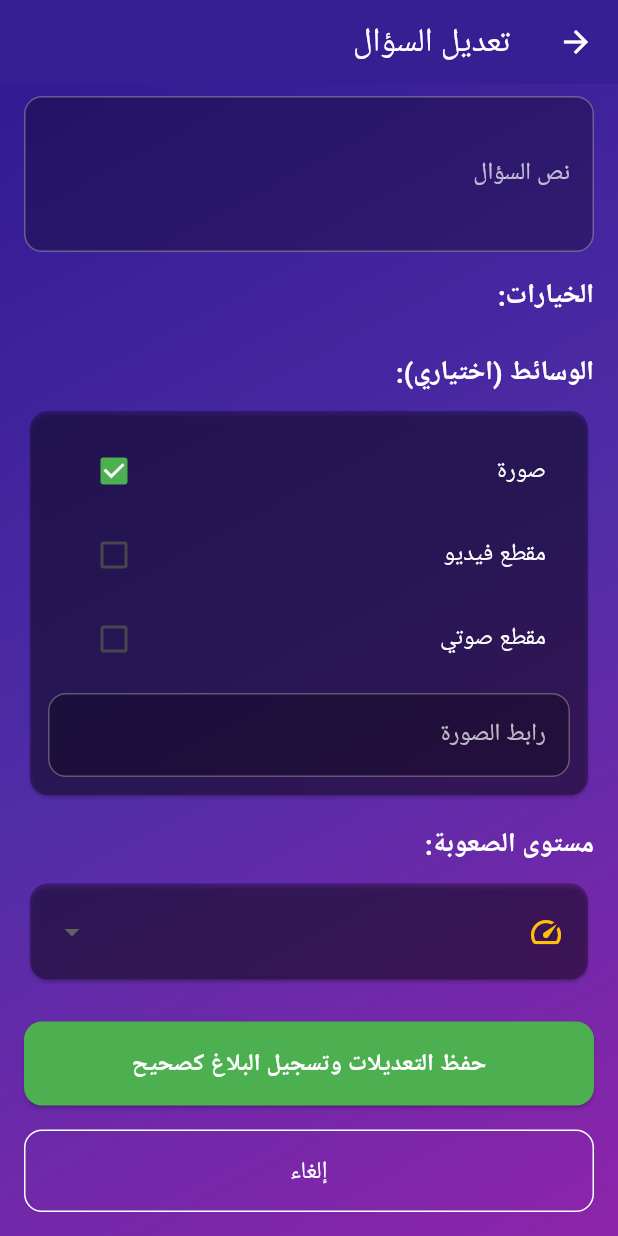
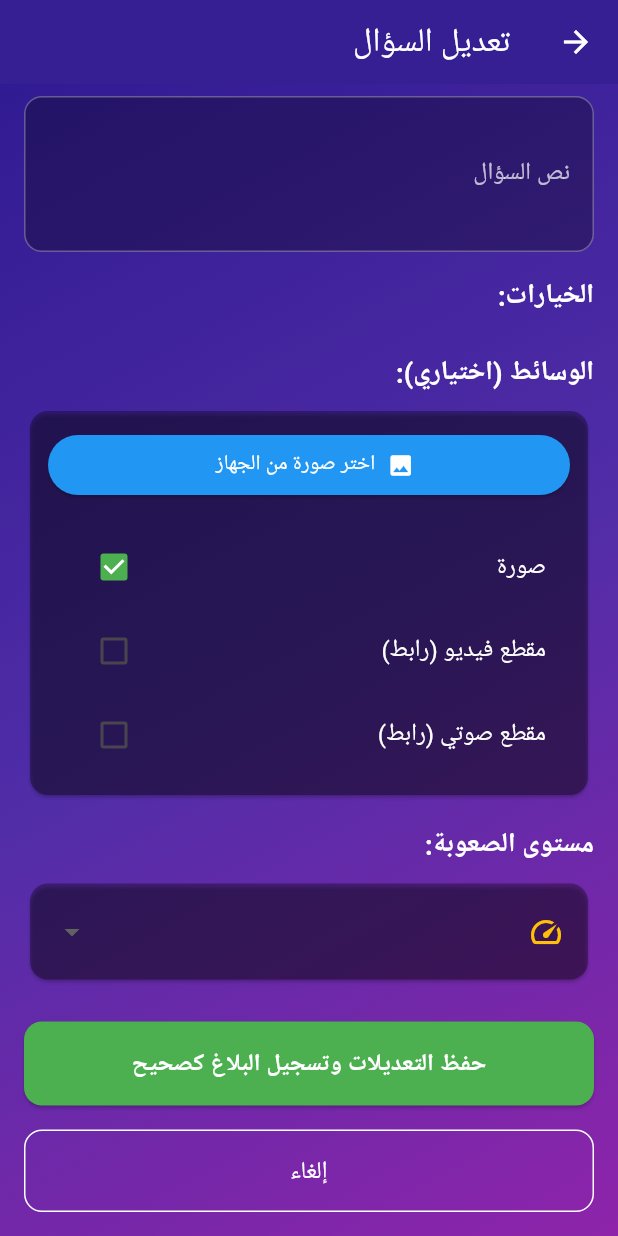
Before and after one commit to abdulmalik-0/nibras-app, a Flutter app: the EditQuestionPage screen opened directly with empty values, scrolled down 73 dp, after a tap on "صورة", on a phone screen of 412 x 824 dp. Run offline on Flutter 3.47's test engine with Material 3 defaults, Android fonts, the phone set to English and light mode, and no system bars; our stand-ins replace firebase_core, flutter_dotenv, flutter_svg, google_fonts, image_picker, supabase_flutter; accounts and stored records are empty; Roboto replaces fonts that are missing (Cairo).

Commit message:
Fix build secrets and add image upload

```diff
--- a/lib/screens/edit_question_page.dart
+++ b/lib/screens/edit_question_page.dart
@@ -2,6 +2,7 @@ import 'package:flutter/material.dart';
 import '../models/question_model.dart';
 import '../services/supabase_service.dart';
 import '../services/auth_service.dart';
+import '../services/storage_service.dart';
 
 class EditQuestionPage extends StatefulWidget {
   final QuestionModel question;
@@ -21,6 +22,7 @@ class _EditQuestionPageState extends State<EditQuestionPage> {
   final _formKey = GlobalKey<FormState>();
   final _supabaseService = SupabaseService();
   final _authService = AuthService();
+  final _storageService = StorageService(); // Add this
 
   late TextEditingController _questionController;
   late List<TextEditingController> _optionControllers;
@@ -30,6 +32,31 @@ class _EditQuestionPageState extends State<EditQuestionPage> {
   String? _selectedMediaType; // 'image', 'video', 'audio', or null
   String _selectedDifficulty = 'medium'; // 'easy', 'medium', 'hard'
   bool _isLoading = false;
+
+  // Add this method
+  Future<void> _pickImage() async {
+    try {
+      final image = await _storageService.pickImage();
+      if (image != null) {
+        setState(() => _isLoading = true);
+        final imageUrl = await _storageService.uploadImage(image);
+        if (imageUrl != null) {
+          setState(() {
+            _mediaUrlController.text = imageUrl;
+            _selectedMediaType = 'image';
+          });
+        }
+        setState(() => _isLoading = false);
+      }
+    } catch (e) {
+      setState(() => _isLoading = false);
+      if (mounted) {
+        ScaffoldMessenger.of(context).showSnackBar(
+          SnackBar(content: Text('Error picking image: $e')),
+        );
+      }
+    }
+  }
 
   @override
   void initState() {
@@ -223,37 +250,95 @@ class _EditQuestionPageState extends State<EditQuestionPage> {
                   padding: const EdgeInsets.all(12),
                   child: Column(
                     children: [
+                      // Image Picker Button
+                      if (_selectedMediaType == 'image') ...[
+                        if (_mediaUrlController.text.isNotEmpty)
+                          Padding(
+                            padding: const EdgeInsets.only(bottom: 12),
+                            child: ClipRRect(
+                              borderRadius: BorderRadius.circular(8),
+                              child: Image.network(
+                                _mediaUrlController.text,
+                                height: 200,
+                                width: double.infinity,
+                                fit: BoxFit.cover,
+                                errorBuilder: (context, error, stackTrace) {
+                                  return Container(
+                                    height: 200,
+                                    color: Colors.grey.shade800,
+                                    child: const Center(
+                                      child: Icon(Icons.error, color: Colors.red),
+                                    ),
+                                  );
+                                },
+                              ),
+                            ),
+                          ),
+                        Row(
+                          children: [
+                            Expanded(
+                              child: ElevatedButton.icon(
+                                onPressed: _pickImage,
+                                icon: const Icon(Icons.image),
+                                label: const Text('اختر صورة من الجهاز'),
+                                style: ElevatedButton.styleFrom(
+                                  backgroundColor: Colors.blue,
+                                  foregroundColor: Colors.white,
+                                ),
+                              ),
+                            ),
+                            if (_mediaUrlController.text.isNotEmpty) ...[
+                              const SizedBox(width: 8),
+                              IconButton(
+                                onPressed: () {
+                                  setState(() {
+                                    _mediaUrlController.clear();
+                                  });
+                                },
+                                icon: const Icon(Icons.delete, color: Colors.red),
+                              ),
+                            ],
+                          ],
+                        ),
+                        const SizedBox(height: 16),
+                      ],
+
                       CheckboxListTile(
                         title: const Text('صورة', style: TextStyle(color: Colors.white)),
                         value: _selectedMediaType == 'image',
                         onChanged: (value) {
                           setState(() {
                             _selectedMediaType = value! ? 'image' : null;
+                            if (!value) _mediaUrlController.clear();
                           });
                         },
                         activeColor: Colors.green,
                       ),
                       CheckboxListTile(
-                        title: const Text('مقطع فيديو', style: TextStyle(color: Colors.white)),
+                        title: const Text('مقطع فيديو (رابط)', style: TextStyle(color: Colors.white)),
                         value: _selectedMediaType == 'video',
                         onChanged: (value) {
                           setState(() {
                             _selectedMediaType = value! ? 'video' : null;
+                            _mediaUrlController.clear();
                           });
                         },
                         activeColor: Colors.green,
                       ),
                       CheckboxListTile(
-                        title: const Text('مقطع صوتي', style: TextStyle(color: Colors.white)),
+                        title: const Text('مقطع صوتي (رابط)', style: TextStyle(color: Colors.white)),
                         value: _selectedMediaType == 'audio',
                         onChanged: (value) {
                           setState(() {
                             _selectedMediaType = value! ? 'audio' : null;
+                            _mediaUrlController.clear();
                           });
                         },
                         activeColor: Colors.green,
                       ),
-                      if (_selectedMediaType != null) ...[
+
+                      // Text Field for URL (only if not image, or if image but want to manually edit URL)
+                      if (_selectedMediaType != null && _selectedMediaType != 'image') ...[
                         const SizedBox(height: 8),
                         _buildTextField(
                           controller: _mediaUrlController,
@@ -261,9 +346,6 @@ class _EditQuestionPageState extends State<EditQuestionPage> {
                           validator: (value) {
                             if (_selectedMediaType != null && (value == null || value.trim().isEmpty)) {
                               return 'الرجاء إدخال الرابط';
-                            }
-                            if (value != null && value.isNotEmpty && !Uri.tryParse(value)!.isAbsolute) {
-                              return 'الرجاء إدخال رابط صحيح';
                             }
                             return null;
                           },
```
Also changed, not shown: 1 other file.
